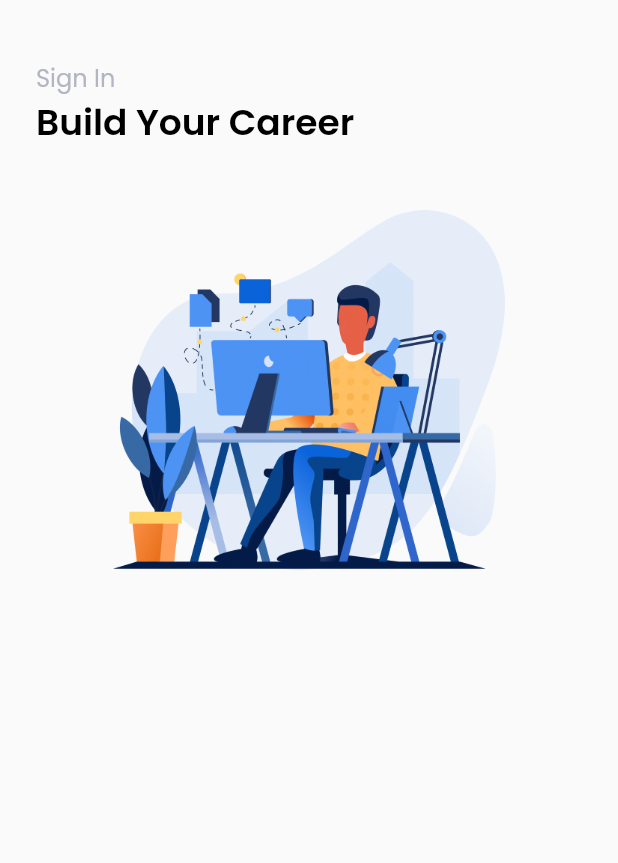
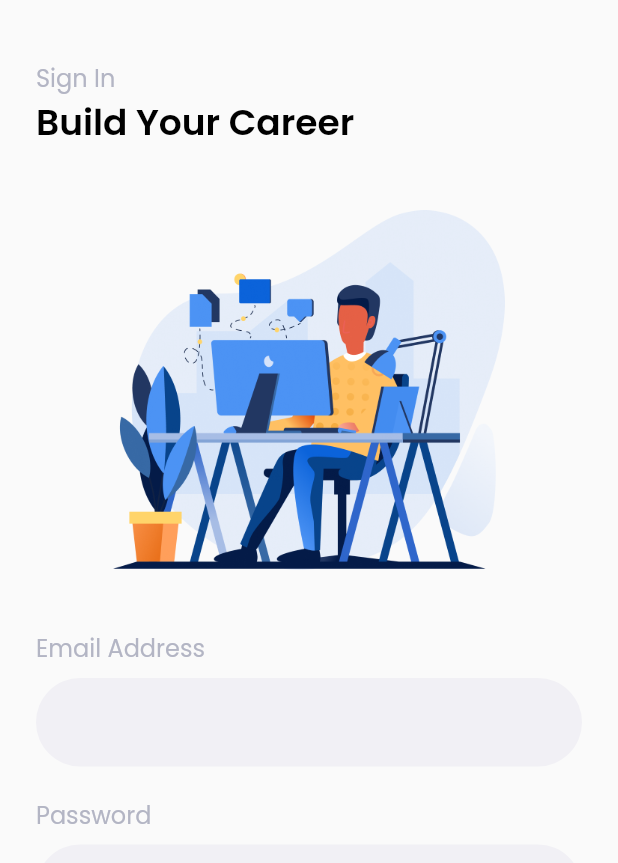
Before and after one commit to aprxty3/Find_jobs, a Flutter app: the screen it shows after launch, after a tap on "Sign In", on a phone screen of 412 x 824 dp. Shown: the top 863 px of the screen. Run offline on Flutter 3.47's test engine with Material 2 defaults, Android fonts, the phone set to English and light mode, and no system bars; our stand-ins replace google_fonts.

Commit message:
add textformfield

```diff
--- a/lib/pages/signIn.dart
+++ b/lib/pages/signIn.dart
@@ -38,6 +38,57 @@ class SignIn extends StatelessWidget {
                   ],
                 ),
               ),
+              SizedBox(height: 40),
+              Column(
+                crossAxisAlignment: CrossAxisAlignment.start,
+                children: [
+                  Text(
+                    'Email Address',
+                    style: tittleStyle,
+                  ),
+                  SizedBox(height: 8),
+                  TextFormField(
+                    decoration: InputDecoration(
+                      fillColor: Color(0xffF1F0F5),
+                      filled: true,
+                      enabledBorder: OutlineInputBorder(
+                        borderRadius: BorderRadius.circular(100),
+                        borderSide: BorderSide.none,
+                      ),
+                      focusedBorder: OutlineInputBorder(
+                        borderRadius: BorderRadius.circular(100),
+                        borderSide: BorderSide.none,
+                      ),
+                    ),
+                  ),
+                ],
+              ),
+              SizedBox(height: 20),
+              Column(
+                crossAxisAlignment: CrossAxisAlignment.start,
+                children: [
+                  Text(
+                    'Password',
+                    style: tittleStyle,
+                  ),
+                  SizedBox(height: 8),
+                  TextFormField(
+                    decoration: InputDecoration(
+                      fillColor: Color(0xffF1F0F5),
+                      filled: true,
+                      enabledBorder: OutlineInputBorder(
+                        borderRadius: BorderRadius.circular(100),
+                        borderSide: BorderSide.none,
+                      ),
+                      focusedBorder: OutlineInputBorder(
+                        borderRadius: BorderRadius.circular(100),
+                        borderSide: BorderSide.none,
+                      ),
+                    ),
+                  ),
+                ],
+              ),
+              SizedBox(height: 40),
             ],
           ),
         ),
```
